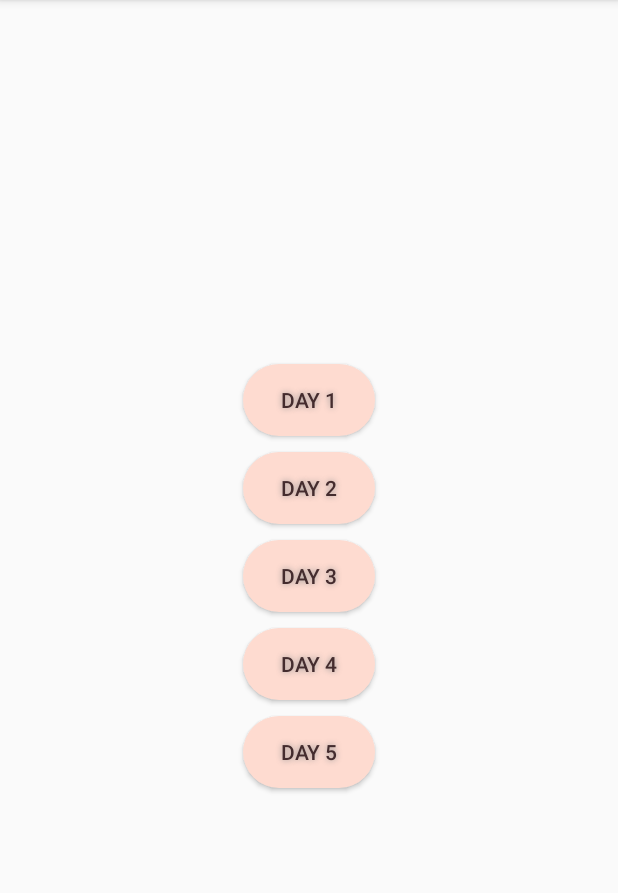
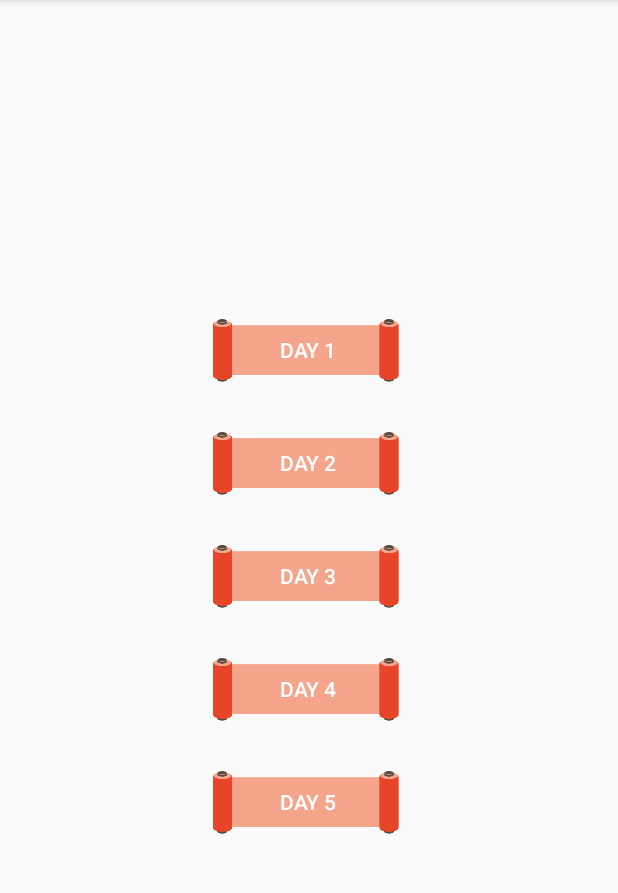
Before and after one commit to genesis9413/graduate_proj_v2, an Android app: the wordmenu_control screen opened directly, with no data from a screen before it, on a phone screen of 412 x 824 dp, the part 84-977 px from its top. Run offline under Robolectric (Android 15) with nearby library versions, the phone set to English and light mode, and no system bars.

Commit message:
ui변경

```diff
--- a/app/src/main/res/layout/word_menu.xml
+++ b/app/src/main/res/layout/word_menu.xml
@@ -9,54 +9,44 @@
 
         <Button
             android:id="@+id/day_btn1"
-            android:layout_width="wrap_content"
-            android:layout_height="wrap_content"
-            android:layout_margin="5dp"
-            android:textColor="#442C2E"
-            android:background="@drawable/buttonshape"
-            android:shadowColor="#939393"
-            android:shadowRadius="5"
+            android:layout_width="150dp"
+            android:layout_height="20pt"
+            android:layout_margin="15dp"
+            android:textColor="#FFFFFF"
+            android:background="@drawable/ui12"
             android:text="DAY 1" />
 
         <Button
             android:id="@+id/day_btn2"
-            android:layout_width="wrap_content"
-            android:layout_height="wrap_content"
-            android:layout_margin="5dp"
-            android:textColor="#442C2E"
-            android:background="@drawable/buttonshape"
-            android:shadowColor="#939393"
-            android:shadowRadius="5"
+            android:layout_width="150dp"
+            android:layout_height="20pt"
+            android:layout_margin="15dp"
+            android:textColor="#FFFFFF"
+            android:background="@drawable/ui12"
             android:text="DAY 2" />
         <Button
             android:id="@+id/day_btn3"
-            android:layout_width="wrap_content"
-            android:layout_height="wrap_content"
-            android:layout_margin="5dp"
-            android:textColor="#442C2E"
-            android:background="@drawable/buttonshape"
-            android:shadowColor="#939393"
-            android:shadowRadius="5"
+            android:layout_width="150dp"
+            android:layout_height="20pt"
+            android:layout_margin="15dp"
+            android:textColor="#FFFFFF"
+            android:background="@drawable/ui12"
             android:text="DAY 3" />
         <Button
             android:id="@+id/day_btn4"
-            android:layout_width="wrap_content"
-            android:layout_height="wrap_content"
-            android:layout_margin="5dp"
-            android:textColor="#442C2E"
-            android:background="@drawable/buttonshape"
-            android:shadowColor="#939393"
-            android:shadowRadius="5"
+            android:layout_width="150dp"
+            android:layout_height="20pt"
+            android:layout_margin="15dp"
+            android:textColor="#FFFFFF"
+            android:background="@drawable/ui12"
             android:text="DAY 4" />
         <Button
             android:id="@+id/day_btn5"
-            android:layout_width="wrap_content"
-            android:layout_height="wrap_content"
-            android:layout_margin="5dp"
-            android:textColor="#442C2E"
-            android:background="@drawable/buttonshape"
-            android:shadowColor="#939393"
-            android:shadowRadius="5"
+            android:layout_width="150dp"
+            android:layout_height="20pt"
+            android:layout_margin="15dp"
+            android:textColor="#FFFFFF"
+            android:background="@drawable/ui12"
             android:text="DAY 5" />
 
 
```
Also changed, not shown: app/src/main/java/com/example/pc/android_project/script_control.java (+5 -6 lines), app/src/main/res/layout/activity_main.xml (+10 -28 lines), app/src/main/res/layout/script_view.xml (+60 -29 lines), app/src/main/res/layout/study_view.xml (+10 -20 lines), app/src/main/res/drawable/ui01.png (added), app/src/main/res/drawable/ui02.png (added), app/src/main/res/drawable/ui03.png (added), app/src/main/res/drawable/ui04.png (added), app/src/main/res/drawable/ui05.png (added), app/src/main/res/drawable/ui06.png (added), app/src/main/res/drawable/ui12.png (added), app/src/main/res/drawable/ui13.png (added).
